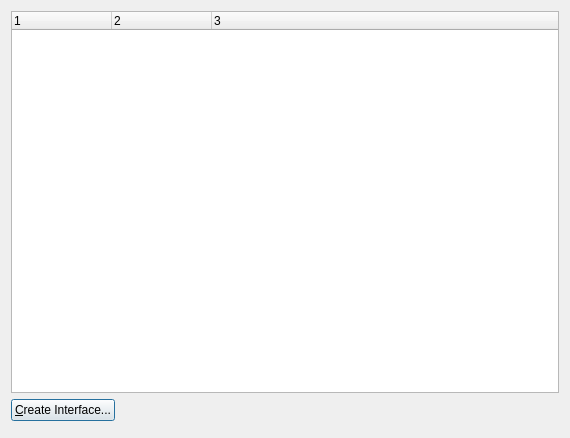
First picture: the form in src/window/SetupDialog/SelectCanInterfacesDialog.ui, repository tguilin/CANgaroo-dualcan, before the edit.
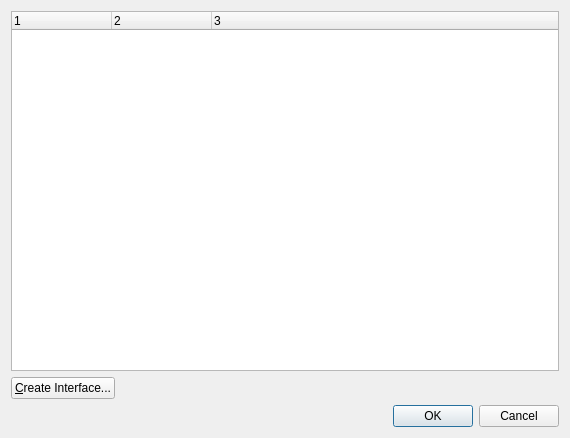
Second picture: the form after the edit. Icons and pictures are not drawn.

Commit message: fix: qrc mdbg.png ref, QDialogButtonBox spelling, disable python3-embed, ui updates

Diff of the .ui file:
```diff
--- a/src/window/SetupDialog/SelectCanInterfacesDialog.ui
+++ b/src/window/SetupDialog/SelectCanInterfacesDialog.ui
@@ -107,7 +107,7 @@
      <property name="orientation">
       <enum>Qt::Horizontal</enum>
      </property>
-     <property name="standardTools">
+     <property name="standardButtons">
       <set>QDialogButtonBox::Cancel|QDialogButtonBox::Ok</set>
      </property>
     </widget>
```
Left out of the diff: 2 changed lines with no effect on the pictures. The commit also changes 9 other files.
